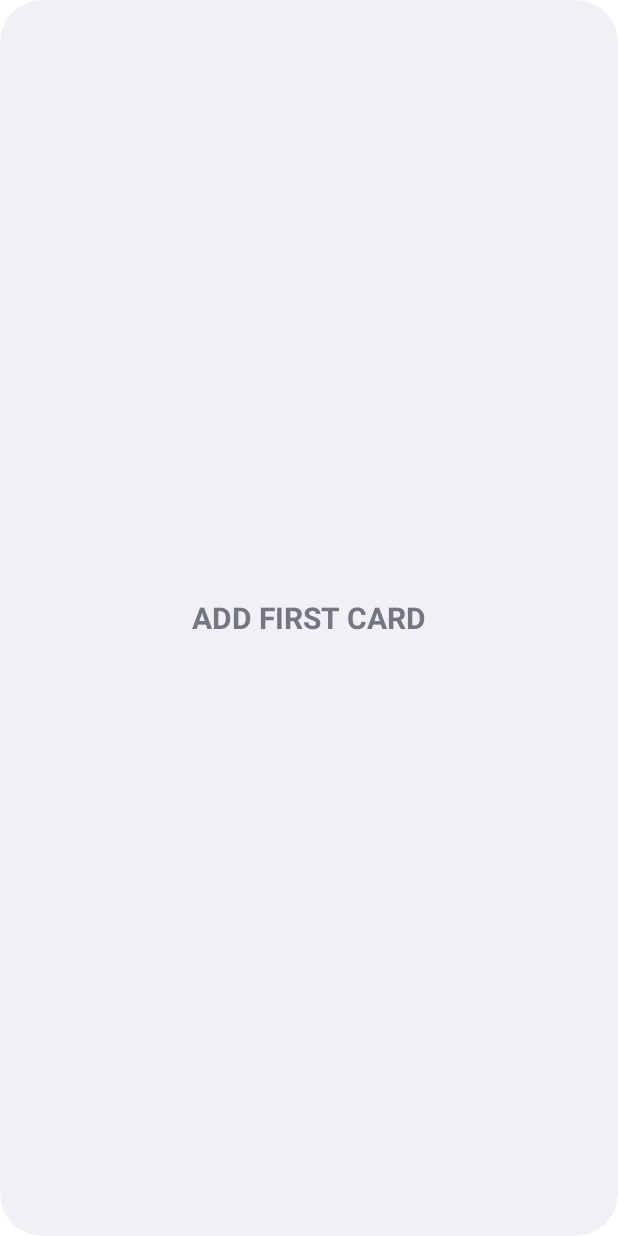
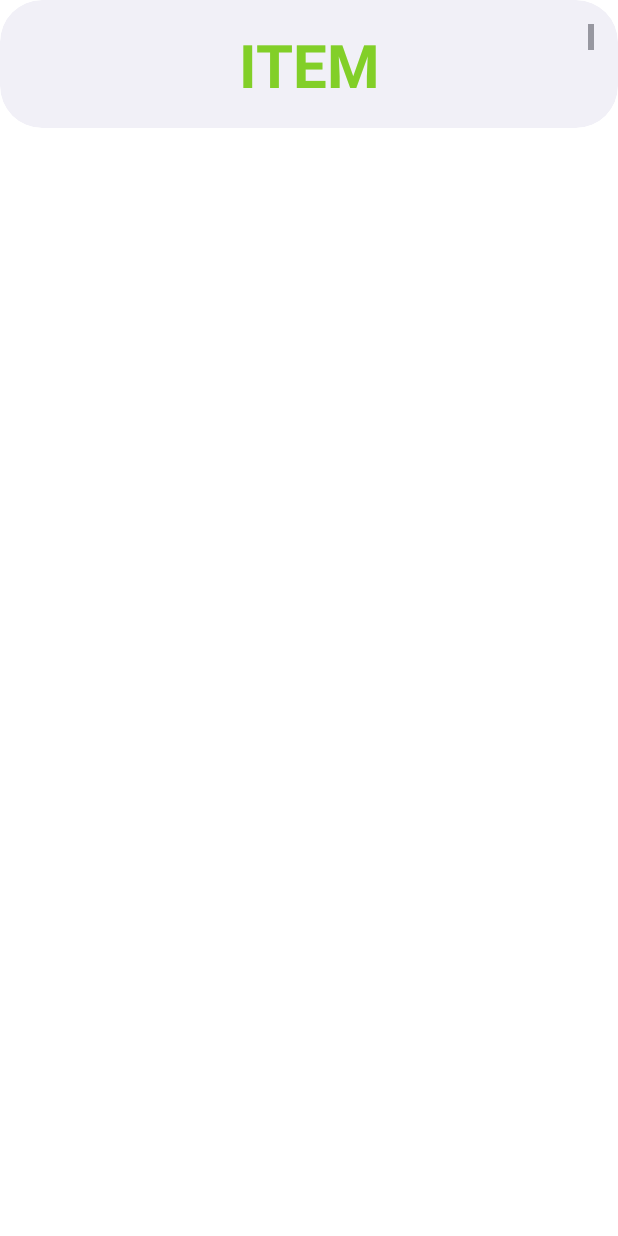
Before and after one commit to shortSparrow/novus_card, an Android app built with Jetpack Compose: the layout novus_card_widget.xml on its own in the app's theme, with its tools: preview values and no code run, on a phone screen of 412 x 824 dp. Run offline under Robolectric (Android 15) with nearby library versions, the phone set to English and light mode, and no system bars.

```diff
--- a/app/src/main/res/layout/novus_card_widget.xml
+++ b/app/src/main/res/layout/novus_card_widget.xml
@@ -1,18 +1,19 @@
 <RelativeLayout xmlns:android="http://schemas.android.com/apk/res/android"
+    xmlns:tools="http://schemas.android.com/tools"
     android:id="@+id/root"
     style="@style/Widget.NovusWidget.AppWidget.Container"
     android:layout_width="match_parent"
-    android:layout_height="match_parent"
+    android:layout_height="85dp"
     android:theme="@style/Theme.NovusWidget.AppWidgetContainer">
 
     <ListView
         android:id="@+id/widget_discount_card_list"
         android:layout_width="match_parent"
         android:layout_height="match_parent"
-        android:gravity="center"
-        android:loopViews="true" />
+        tools:listitem="@layout/widget_item" />
 
     <TextView
+        tools:visibility="gone"
         android:id="@+id/empty_view"
         android:layout_width="match_parent"
         android:layout_height="match_parent"
--- a/app/src/main/res/layout/widget_item.xml
+++ b/app/src/main/res/layout/widget_item.xml
@@ -1,16 +1,18 @@
 <?xml version="1.0" encoding="utf-8"?>
 <RelativeLayout xmlns:android="http://schemas.android.com/apk/res/android"
+    xmlns:tools="http://schemas.android.com/tools"
+    android:id="@+id/widget_item"
     android:layout_width="match_parent"
-    android:id="@+id/widget_item"
     android:layout_height="wrap_content">
+
     <TextView
         android:id="@+id/text"
         android:layout_width="match_parent"
         android:layout_height="wrap_content"
         android:maxLines="1"
-        android:text="ITEM"
         android:textAlignment="center"
         android:textColor="@color/green"
         android:textSize="40sp"
-        android:textStyle="bold" />
+        android:textStyle="bold"
+        tools:text="ITEM" />
 </RelativeLayout>
--- a/app/src/main/res/xml/novus_card_widget_info.xml
+++ b/app/src/main/res/xml/novus_card_widget_info.xml
@@ -5,9 +5,11 @@
     android:initialLayout="@layout/novus_card_widget"
     android:minWidth="140dp"
     android:minHeight="40dp"
+    android:minResizeWidth="40dp"
+    android:minResizeHeight="40dp"
     android:previewLayout="@layout/novus_card_widget"
     android:resizeMode="horizontal|vertical"
-    android:targetCellWidth="2"
+    android:targetCellWidth="3"
     android:targetCellHeight="1"
     android:updatePeriodMillis="86400000"
     android:widgetCategory="home_screen" />
```
Also changed, not shown: app/src/main/java/com/senya/novuswidget/widget/NovusCardWidgetProvider.kt (+4 -5 lines).
